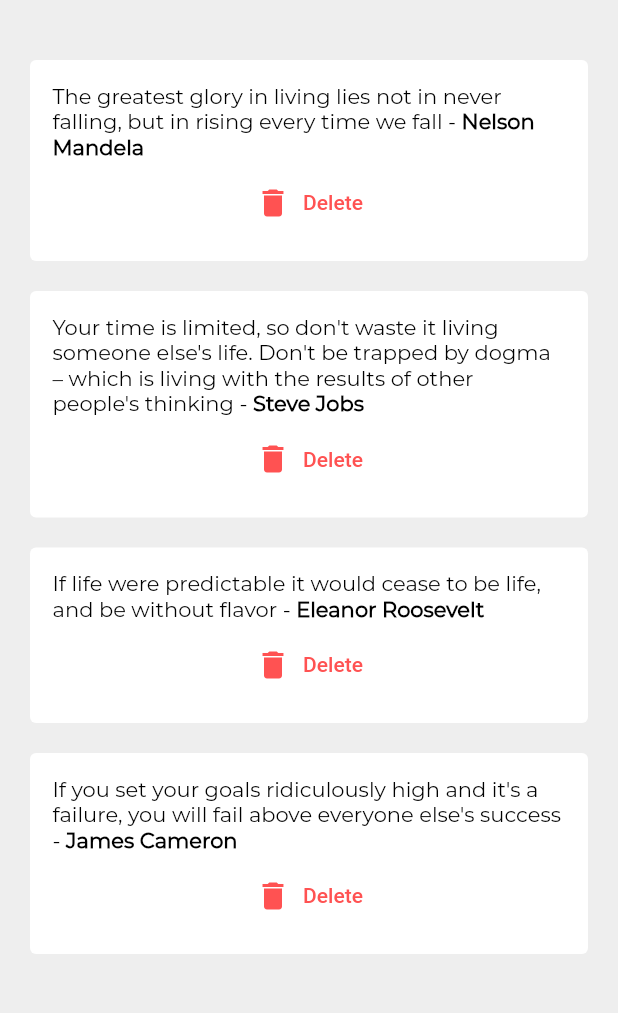
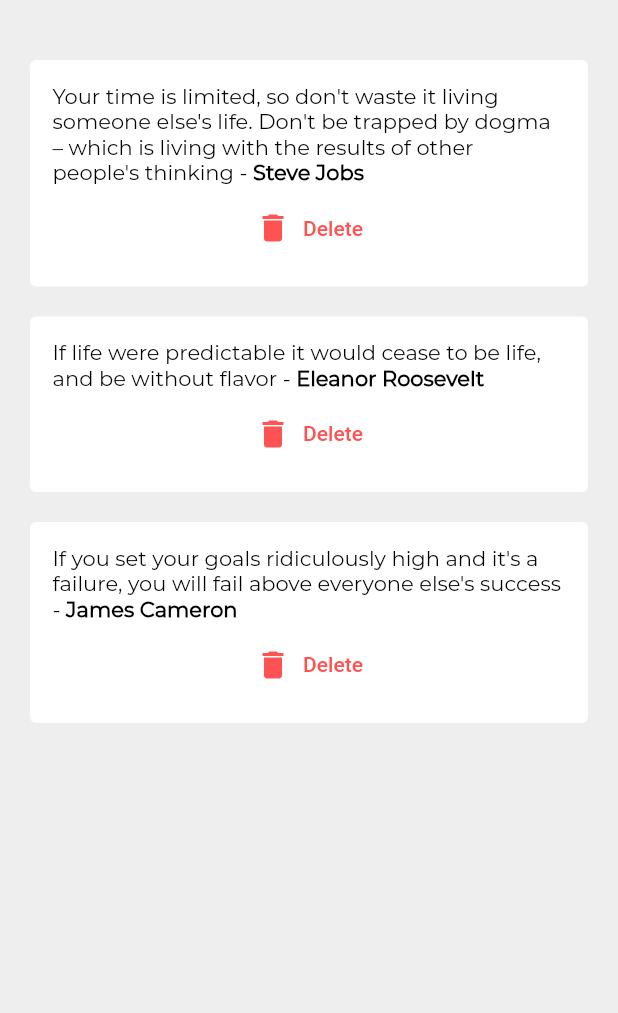
Before and after one commit to cliffaust/third-flutter-project, a Flutter app: the screen it shows after launch, after a tap on "Delete", on a phone screen of 412 x 824 dp, the part 84-1097 px from its top. Run offline on Flutter 3.47's test engine with Material 2 defaults, Android fonts, the phone set to English and light mode, and no system bars; project files that could hold a hidden picture were left out.

Commit message:
added lines of code

```diff
--- a/lib/main.dart
+++ b/lib/main.dart
@@ -35,7 +35,11 @@ class _QuotesState extends State<Quotes> {
         padding: const EdgeInsets.fromLTRB(20.0, 20.0, 20.0, 0.0),
         child: Column(
           children:
-           quotes.map((e) => QuoteCard(quote: e)).toList()
+           quotes.map((e) => QuoteCard(quote: e, delete: () {
+             setState(() {
+               quotes.remove(e);
+             });
+           })).toList()
         ),
       ),
     );
--- a/lib/quote_card.dart
+++ b/lib/quote_card.dart
@@ -4,8 +4,9 @@ import "quotes.dart";
 class QuoteCard extends StatelessWidget {
 
   final Quote quote;
+  final Function delete;
 
-  QuoteCard({ required this.quote });
+  QuoteCard({ required this.quote, required this.delete });
 
   @override
   Widget build(BuildContext context) {
@@ -41,7 +42,9 @@ class QuoteCard extends StatelessWidget {
               icon: const Icon(
                   Icons.delete
               ),
-                onPressed: () {},
+                onPressed: () {
+                  delete();
+                },
                 label: const Text("Delete"),
               style: TextButton.styleFrom(
                 primary: Colors.redAccent
```
